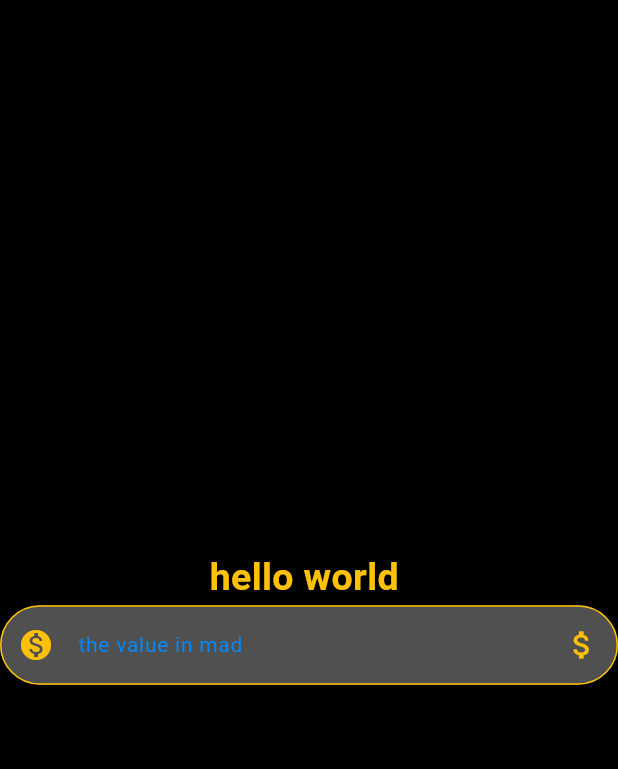
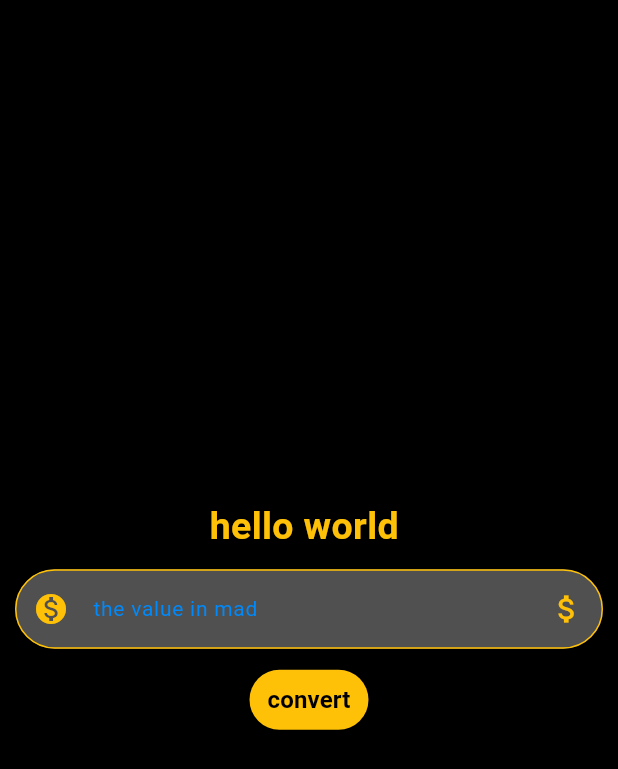
Before and after one commit to tareklaaouane/tutorial-of-flutter, a Flutter app: the screen it shows after launch, on a phone screen of 412 x 824 dp. Shown: the top 769 px of the screen. Run offline on Flutter 3.47's test engine with Material 3 defaults, Android fonts, the light colour scheme and no system bars.

Commit message:
button and style #1

```diff
--- a/lib/currency_converter.dart
+++ b/lib/currency_converter.dart
@@ -15,20 +15,22 @@ class CurrencyConverter extends StatelessWidget {
         Radius.circular(60),
       ),
     );
-    return const Scaffold(
+    return Scaffold(
       backgroundColor: Colors.black,
       body: Center(
         child: Column(
           mainAxisAlignment: MainAxisAlignment.center,
           children: [
-            Text(
+            const Text(
               "hello world ",
               style: TextStyle(
                   fontSize: 25,
                   fontWeight: FontWeight.bold,
                   color: Colors.amber),
             ),
-            TextField(
+            const Padding(
+              padding: EdgeInsets.all(10.0),
+              child: TextField(
                 style: TextStyle(
                   fontSize: 14,
                   fontWeight: FontWeight.w400,
@@ -53,7 +55,22 @@ class CurrencyConverter extends StatelessWidget {
                   focusedBorder: border,
                   enabledBorder: border,
                 ),
-              keyboardType: TextInputType.number,
+                keyboardType: TextInputType.numberWithOptions(
+                  decimal: true,
+                ),
+              ),
+            ),
+            TextButton(
+              onPressed: () {
+                debugPrint("object");
+              },
+              style: const ButtonStyle(
+                  backgroundColor: MaterialStatePropertyAll(Colors.amber),
+                  foregroundColor: MaterialStatePropertyAll(Colors.black)),
+              child: const Text(
+                "convert",
+                style: TextStyle(fontSize: 16, fontWeight: FontWeight.bold),
+              ),
             ),
           ],
         ),
--- a/lib/main.dart
+++ b/lib/main.dart
@@ -9,8 +9,6 @@ class App extends StatelessWidget {
   const App({super.key});
   @override
   Widget build(BuildContext context) {
-    return const MaterialApp(
-      home: CurrencyConverter()
-    );
+    return const MaterialApp(home: CurrencyConverter());
   }
 }
```
Lines whose indentation alone changed are shown as unchanged.
